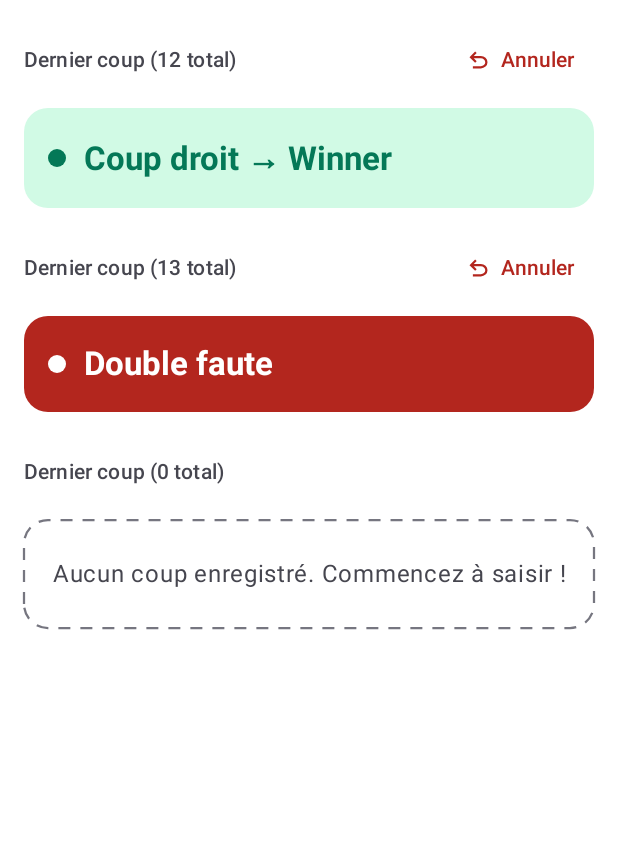
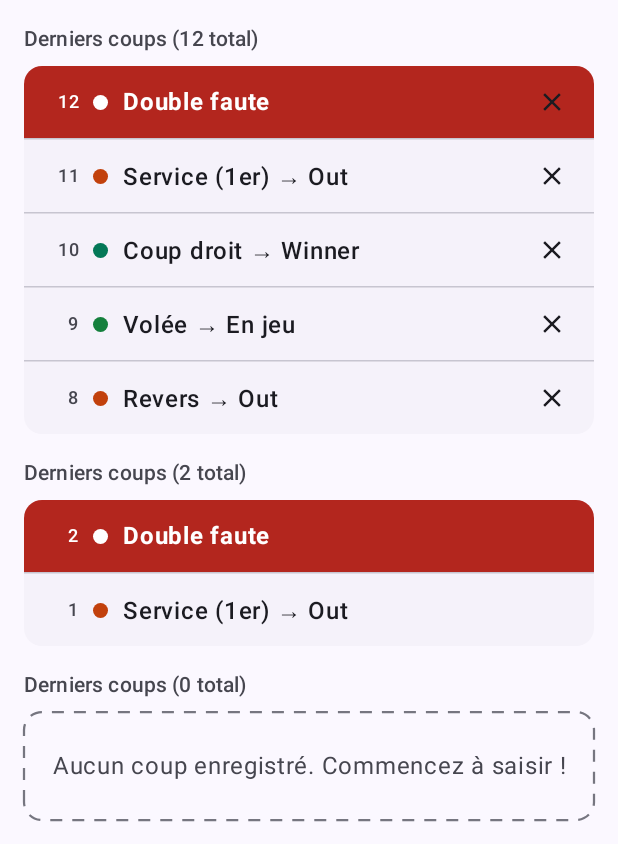
Before and after one commit to zaffranad/tennis-stats-android, an Android app built with Jetpack Compose: the @Preview function ShotFeedPreview, on a phone screen of 412 x 824 dp. Shown: the top 861 px of the screen. Run offline under Robolectric (Android 15) with nearby library versions, the phone set to English and light mode, and no system bars.

Commit message:
feat(match): show the last 5 shots and move undo into the input bar
- Shot feed lists the 5 most recent shots as compact rows, each with a
  delete button while the match is in progress (RG-06 extended).
- "Annuler" now sits in the input bar next to the feedback banner, always
  in place and disabled when there is nothing to undo.
- Deletions are announced by the banner ("Annulé : …") and a vibration,
  and are ignored while a shot is being written.
- Add ShotDao.deleteShot / MatchRepository.deleteShot; update specs,
  README and CLAUDE.md.

Co-Authored-By: Claude Opus 5.5 <noreply@anthropic.com>

```diff
--- a/app/src/main/java/fr/zaffran/tennisstats/data/repository/MatchRepository.kt
+++ b/app/src/main/java/fr/zaffran/tennisstats/data/repository/MatchRepository.kt
@@ -37,6 +37,9 @@ interface MatchRepository {
     /** RG-06: deletes the most recent shot of an in-progress match; returns it, or null if there was none. */
     suspend fun deleteLastShot(matchId: String): RepositoryResult<Shot?>
 
+    /** RG-06: deletes one shot of an in-progress match; returns it, or null if it does not exist. */
+    suspend fun deleteShot(matchId: String, shotId: String): RepositoryResult<Shot?>
+
     /** RG-04: completes an in-progress match. */
     suspend fun finishMatch(matchId: String, result: MatchResult): RepositoryResult<Unit>
 
--- a/app/src/main/java/fr/zaffran/tennisstats/ui/match/feed/ShotFeed.kt
+++ b/app/src/main/java/fr/zaffran/tennisstats/ui/match/feed/ShotFeed.kt
@@ -9,20 +9,21 @@ import androidx.compose.foundation.layout.fillMaxWidth
 import androidx.compose.foundation.layout.heightIn
 import androidx.compose.foundation.layout.padding
 import androidx.compose.foundation.layout.size
-import androidx.compose.foundation.layout.width
+import androidx.compose.foundation.layout.widthIn
 import androidx.compose.foundation.shape.CircleShape
 import androidx.compose.foundation.shape.RoundedCornerShape
-import androidx.compose.material3.ButtonDefaults
+import androidx.compose.material3.HorizontalDivider
 import androidx.compose.material3.Icon
+import androidx.compose.material3.IconButton
 import androidx.compose.material3.MaterialTheme
 import androidx.compose.material3.Surface
 import androidx.compose.material3.Text
-import androidx.compose.material3.TextButton
 import androidx.compose.runtime.Composable
 import androidx.compose.ui.Alignment
 import androidx.compose.ui.Modifier
 import androidx.compose.ui.draw.drawBehind
 import androidx.compose.ui.geometry.CornerRadius
+import androidx.compose.ui.graphics.Color
 import androidx.compose.ui.graphics.PathEffect
 import androidx.compose.ui.graphics.drawscope.Stroke
 import androidx.compose.ui.platform.testTag
@@ -30,6 +31,7 @@ import androidx.compose.ui.res.painterResource
 import androidx.compose.ui.res.stringResource
 import androidx.compose.ui.text.font.FontWeight
 import androidx.compose.ui.text.style.TextAlign
+import androidx.compose.ui.text.style.TextOverflow
 import androidx.compose.ui.unit.dp
 import fr.zaffran.tennisstats.R
 import fr.zaffran.tennisstats.domain.model.Shot
@@ -41,75 +43,108 @@ import fr.zaffran.tennisstats.ui.match.shotFeedText
 import fr.zaffran.tennisstats.ui.theme.TennisStatsTheme
 import java.time.Instant
 
-/** « Dernier coup (N total) » with « Annuler » and the last shot card (functional spec §8.2). */
+/**
+ * « Derniers coups (N total) »: the most recent shots, newest first, one compact row each.
+ * While the match is in progress ([canDelete]), each row has a button deleting that shot (RG-06).
+ */
 @Composable
 fun ShotFeed(
     shotCount: Int,
-    lastShot: Shot?,
-    canUndo: Boolean,
-    isUndoing: Boolean,
-    onUndo: () -> Unit,
+    recentShots: List<Shot>,
+    canDelete: Boolean,
+    onDeleteShot: (Shot) -> Unit,
     modifier: Modifier = Modifier,
+    showDeleteButtons: Boolean = true,
 ) {
     Column(modifier = modifier, verticalArrangement = Arrangement.spacedBy(8.dp)) {
-        Row(
-            modifier = Modifier
-                .fillMaxWidth()
-                .heightIn(min = 48.dp),
-            verticalAlignment = Alignment.CenterVertically,
-        ) {
-            Text(
-                text = stringResource(R.string.feed_last_shot, shotCount),
-                style = MaterialTheme.typography.titleSmall,
-                color = MaterialTheme.colorScheme.onSurfaceVariant,
-                modifier = Modifier.weight(1f),
-            )
-            if (canUndo && shotCount > 0) {
-                TextButton(
-                    onClick = onUndo,
-                    enabled = !isUndoing,
-                    colors = ButtonDefaults.textButtonColors(contentColor = MaterialTheme.colorScheme.error),
-                ) {
-                    Icon(
-                        painterResource(R.drawable.ic_undo),
-                        contentDescription = null,
-                        modifier = Modifier.size(18.dp),
-                    )
-                    Box(Modifier.width(6.dp))
-                    Text(stringResource(R.string.feed_undo))
+        Text(
+            text = stringResource(R.string.feed_recent_shots, shotCount),
+            style = MaterialTheme.typography.titleSmall,
+            color = MaterialTheme.colorScheme.onSurfaceVariant,
+        )
+        if (recentShots.isEmpty()) {
+            EmptyFeed()
+        } else {
+            Surface(
+                shape = RoundedCornerShape(12.dp),
+                color = MaterialTheme.colorScheme.surfaceContainerLow,
+                modifier = Modifier.fillMaxWidth(),
+            ) {
+                Column {
+                    recentShots.forEachIndexed { index, shot ->
+                        if (index > 0) HorizontalDivider(color = MaterialTheme.colorScheme.outlineVariant)
+                        ShotRow(
+                            shot = shot,
+                            number = shotCount - index,
+                            isLatest = index == 0,
+                            showDeleteButton = showDeleteButtons,
+                            canDelete = canDelete,
+                            onDelete = { onDeleteShot(shot) },
+                        )
+                    }
                 }
             }
         }
-        if (lastShot == null) EmptyFeed() else LastShotCard(lastShot)
     }
 }
 
+/** One shot: number, coloured dot, « {Type} → {Résultat} » and its delete button. The latest one is tinted. */
 @Composable
-private fun LastShotCard(shot: Shot) {
+private fun ShotRow(
+    shot: Shot,
+    number: Int,
+    isLatest: Boolean,
+    showDeleteButton: Boolean,
+    canDelete: Boolean,
+    onDelete: () -> Unit,
+) {
     val color = recordedShotColor(shot)
-    Surface(
-        shape = RoundedCornerShape(16.dp),
-        color = color.container,
-        contentColor = color.content,
+    val text = shotFeedText(shot)
+    Row(
         modifier = Modifier
             .fillMaxWidth()
-            .testTag("last_shot"),
+            .heightIn(min = 48.dp)
+            .background(if (isLatest) color.container else Color.Transparent)
+            .padding(start = 12.dp, end = 4.dp)
+            .testTag(if (isLatest) "last_shot" else "shot_row"),
+        verticalAlignment = Alignment.CenterVertically,
     ) {
-        Row(
-            modifier = Modifier.padding(horizontal = 16.dp, vertical = 18.dp),
-            verticalAlignment = Alignment.CenterVertically,
-        ) {
-            Box(
-                Modifier
-                    .size(12.dp)
-                    .background(color.content, CircleShape),
-            )
-            Text(
-                text = shotFeedText(shot),
-                style = MaterialTheme.typography.titleLarge,
-                fontWeight = FontWeight.Bold,
-                modifier = Modifier.padding(start = 12.dp),
-            )
+        Text(
+            text = number.toString(),
+            style = MaterialTheme.typography.labelMedium,
+            color = if (isLatest) color.content else MaterialTheme.colorScheme.onSurfaceVariant,
+            textAlign = TextAlign.End,
+            modifier = Modifier.widthIn(min = 24.dp),
+        )
+        Box(
+            Modifier
+                .padding(start = 10.dp)
+                .size(10.dp)
+                .background(color.content, CircleShape),
+        )
+        Text(
+            text = text,
+            style = MaterialTheme.typography.bodyLarge,
+            fontWeight = if (isLatest) FontWeight.Bold else FontWeight.Medium,
+            color = if (isLatest) color.content else MaterialTheme.colorScheme.onSurface,
+            maxLines = 1,
+            overflow = TextOverflow.Ellipsis,
+            modifier = Modifier
+                .weight(1f)
+                .padding(start = 10.dp, top = 8.dp, bottom = 8.dp),
+        )
+        if (showDeleteButton) {
+            IconButton(
+                onClick = onDelete,
+                enabled = canDelete,
+                modifier = Modifier.testTag("delete_shot_$number"),
+            ) {
+                Icon(
+                    painterResource(R.drawable.ic_close),
+                    contentDescription = stringResource(R.string.feed_delete_shot, number, text),
+                    modifier = Modifier.size(20.dp),
+                )
+            }
         }
     }
 }
@@ -131,7 +166,7 @@ private fun EmptyFeed() {
                         width = 1.5.dp.toPx(),
                         pathEffect = PathEffect.dashPathEffect(floatArrayOf(12f, 10f)),
                     ),
-                    cornerRadius = CornerRadius(16.dp.toPx()),
+                    cornerRadius = CornerRadius(12.dp.toPx()),
                 )
             }
             .padding(horizontal = 16.dp, vertical = 24.dp),
@@ -141,23 +176,26 @@ private fun EmptyFeed() {
 @ThemePreviews
 @Composable
 private fun ShotFeedPreview() {
+    val shots = listOf(
+        Shot("s5", "m", ShotType.SERVE, ShotOutcome.NET, true, Instant.EPOCH),
+        Shot("s4", "m", ShotType.SERVE, ShotOutcome.FAULT, false, Instant.EPOCH),
+        Shot("s3", "m", ShotType.FOREHAND, ShotOutcome.WINNER, false, Instant.EPOCH),
+        Shot("s2", "m", ShotType.VOLLEY, ShotOutcome.IN, false, Instant.EPOCH),
+        Shot("s1", "m", ShotType.BACKHAND, ShotOutcome.FAULT, false, Instant.EPOCH),
+    )
     TennisStatsTheme {
-        Column(Modifier.padding(16.dp), verticalArrangement = Arrangement.spacedBy(16.dp)) {
-            ShotFeed(
-                shotCount = 12,
-                lastShot = Shot("s", "m", ShotType.FOREHAND, ShotOutcome.WINNER, false, Instant.EPOCH),
-                canUndo = true,
-                isUndoing = false,
-                onUndo = {},
-            )
-            ShotFeed(
-                shotCount = 13,
-                lastShot = Shot("s", "m", ShotType.SERVE, ShotOutcome.NET, true, Instant.EPOCH),
-                canUndo = true,
-                isUndoing = false,
-                onUndo = {},
-            )
-            ShotFeed(shotCount = 0, lastShot = null, canUndo = true, isUndoing = false, onUndo = {})
+        Surface {
+            Column(Modifier.padding(16.dp), verticalArrangement = Arrangement.spacedBy(16.dp)) {
+                ShotFeed(shotCount = 12, recentShots = shots, canDelete = true, onDeleteShot = {})
+                ShotFeed(
+                    shotCount = 2,
+                    recentShots = shots.take(2),
+                    canDelete = false,
+                    onDeleteShot = {},
+                    showDeleteButtons = false,
+                )
+                ShotFeed(shotCount = 0, recentShots = emptyList(), canDelete = true, onDeleteShot = {})
+            }
         }
     }
 }
--- /dev/null
+++ b/app/src/main/res/drawable/ic_close.xml
@@ -0,0 +1,15 @@
+<?xml version="1.0" encoding="utf-8"?>
+<!-- Material Symbols Outlined "close" (Apache 2.0) -->
+<vector xmlns:android="http://schemas.android.com/apk/res/android"
+    android:width="24dp"
+    android:height="24dp"
+    android:autoMirrored="false"
+    android:tint="?android:attr/colorControlNormal"
+    android:viewportWidth="960"
+    android:viewportHeight="960">
+    <group android:translateY="960">
+        <path
+            android:fillColor="@android:color/white"
+            android:pathData="m256-200-56-56 224-224-224-224 56-56 224 224 224-224 56 56-224 224 224 224-56 56-224-224-224 224Z" />
+    </group>
+</vector>
--- a/app/src/main/res/values/strings.xml
+++ b/app/src/main/res/values/strings.xml
@@ -73,8 +73,8 @@
     <string name="match_error_shot_not_saved">Impossible d\'enregistrer le coup</string>
 
     <!-- Shot feed -->
-    <string name="feed_last_shot">Dernier coup (%1$d total)</string>
-    <string name="feed_undo">Annuler</string>
+    <string name="feed_recent_shots">Derniers coups (%1$d total)</string>
+    <string name="feed_delete_shot">Supprimer le coup %1$d (%2$s)</string>
     <string name="feed_empty">Aucun coup enregistré. Commencez à saisir&#160;!</string>
     <string name="feed_serve_first">Service (1er)</string>
     <string name="feed_serve_second">Service (2e)</string>
@@ -84,6 +84,9 @@
     <!-- Shot tracker -->
     <string name="tracker_first_serve">1er service</string>
     <string name="tracker_second_serve">2e service</string>
+    <string name="tracker_undo">Annuler</string>
+    <string name="tracker_undo_description">Annuler le dernier coup</string>
+    <string name="feedback_undone">Annulé&#160;: %1$s</string>
 
     <!-- Finish match sheet -->
     <string name="finish_title">Terminer le match</string>
```
Also changed, not shown: app/src/main/java/fr/zaffran/tennisstats/data/local/ShotDao.kt (+7 -0 lines), app/src/main/java/fr/zaffran/tennisstats/data/repository/OfflineMatchRepository.kt (+8 -0 lines), app/src/main/java/fr/zaffran/tennisstats/ui/match/MatchScreen.kt (+15 -6 lines), app/src/main/java/fr/zaffran/tennisstats/ui/match/MatchUiState.kt (+11 -4 lines), app/src/main/java/fr/zaffran/tennisstats/ui/match/MatchViewModel.kt (+20 -9 lines), app/src/main/java/fr/zaffran/tennisstats/ui/match/input/FeedbackBanner.kt (+22 -4 lines), app/src/main/java/fr/zaffran/tennisstats/ui/match/input/ShotTracker.kt (+71 -10 lines), 8 other files.
